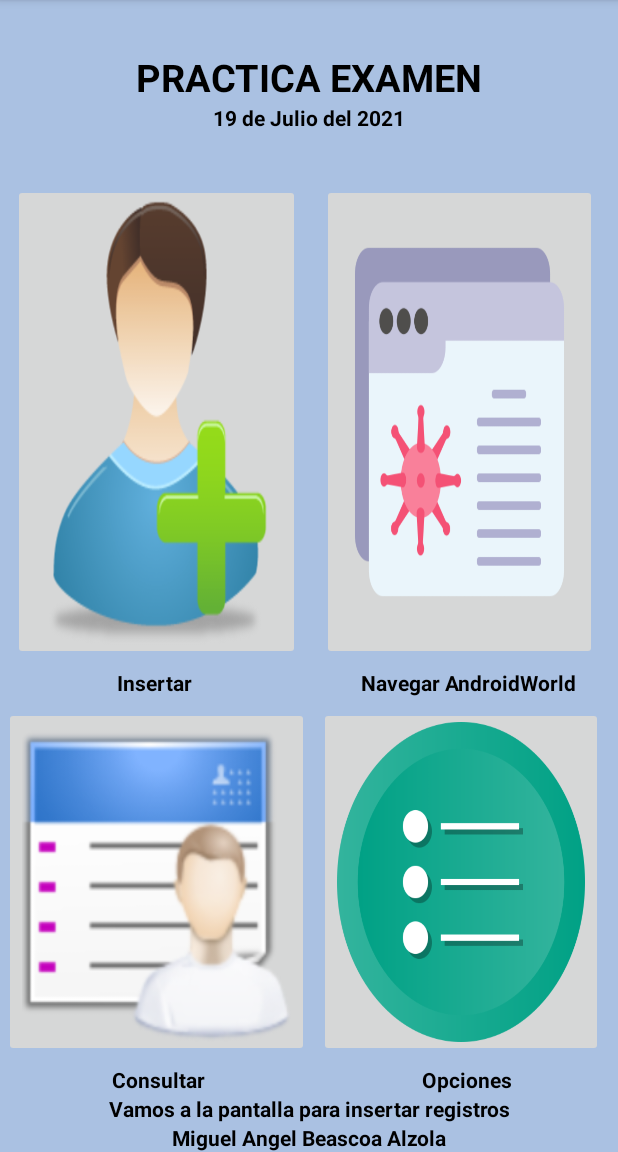
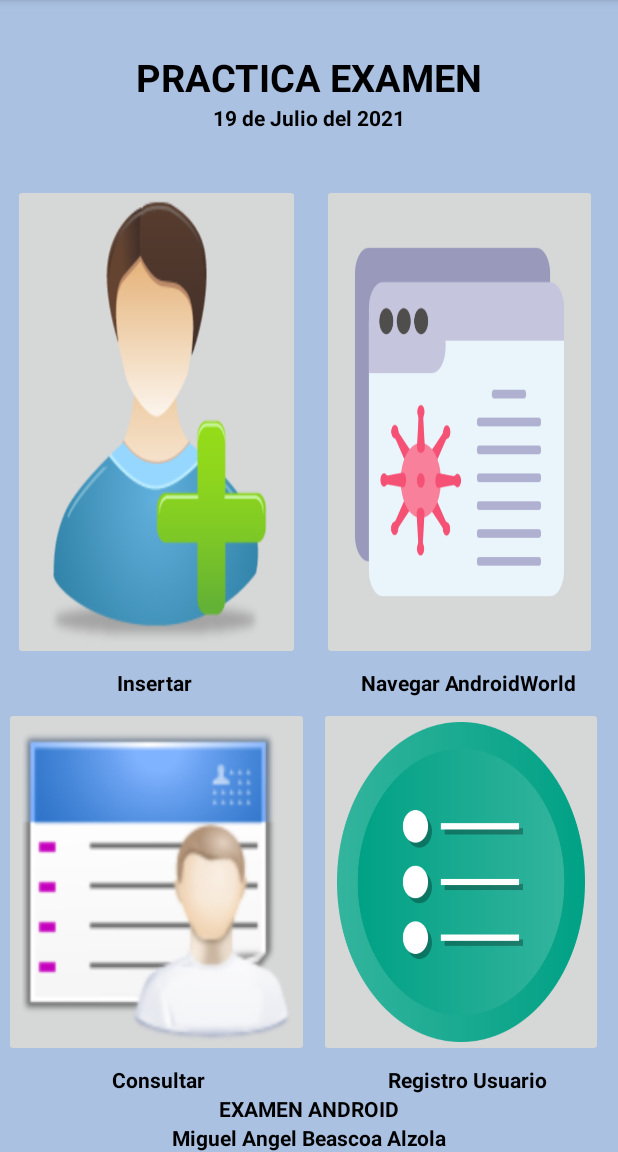
Before and after one commit to mbeascoa/EXAMEN53CRUDwebApiDepartamentosCore, an Android app: the screen it shows after launch (MainActivity), in the options menu, after a tap on "Navegar", on a phone screen of 412 x 824 dp, the part 84-1236 px from its top. Run offline under Robolectric (Android 15) with nearby library versions, the phone set to English and light mode, and no system bars; our stand-ins replace Firebase (no records; nobody signed in at launch, a user with empty details on screens opened directly).

Commit message:
incorporacion registro usuarios con Firebase

```diff
--- a/app/build.gradle
+++ b/app/build.gradle
@@ -1,5 +1,6 @@
 plugins {
     id 'com.android.application'
+    id 'com.google.gms.google-services'
 }
 
 android {
@@ -34,6 +35,7 @@ dependencies {
     implementation 'androidx.appcompat:appcompat:1.3.0'
     implementation 'com.google.android.material:material:1.4.0'
     implementation 'androidx.constraintlayout:constraintlayout:2.0.4'
+    implementation 'com.google.firebase:firebase-auth:19.2.0'
     testImplementation 'junit:junit:4.+'
     androidTestImplementation 'androidx.test.ext:junit:1.1.3'
     androidTestImplementation 'androidx.test.espresso:espresso-core:3.4.0'
--- a/app/src/main/AndroidManifest.xml
+++ b/app/src/main/AndroidManifest.xml
@@ -2,6 +2,7 @@
 <manifest xmlns:android="http://schemas.android.com/apk/res/android"
     package="com.example.a53crudwebapidepartamentoscore">
 
+    <uses-permission android:name="android.permission.INTERNET" />
     <uses-permission android:name="android.permission.INTERNET" />
 
     <application
@@ -11,7 +12,8 @@
         android:roundIcon="@mipmap/ic_launcher_round"
         android:supportsRtl="true"
         android:theme="@style/Theme.53CRUDwebApiDepartamentosCore">
-        <activity android:name=".Detalle_departamento"></activity>
+        <activity android:name=".SignUp_Registro"></activity>
+        <activity android:name=".Detalle_departamento" />
         <activity android:name=".Listado_registros" />
         <activity android:name=".Alta_registro" />
 
--- a/app/src/main/java/com/example/a53crudwebapidepartamentoscore/MainActivity.java
+++ b/app/src/main/java/com/example/a53crudwebapidepartamentoscore/MainActivity.java
@@ -20,7 +20,7 @@ import android.widget.ImageView;
 
 public class MainActivity extends AppCompatActivity {
 
-    ImageButton botonleer, botonalta;
+    ImageButton botonleer, botonalta, botonnavegar, botonregistro;
     TextView txtdatos;
 
     //01
@@ -31,42 +31,61 @@ public class MainActivity extends AppCompatActivity {
         this.txtdatos = (TextView) findViewById(R.id.txExamenAndroid);
         this.botonalta = (ImageButton) findViewById(R.id.button_topleft);
         this.botonleer = (ImageButton) findViewById(R.id.button_downleft);
+        this.botonnavegar= (ImageButton) findViewById(R.id.button_topright);
+        this.botonregistro=(ImageButton) findViewById(R.id.button_downright);
 
 
+        // gestionamos la accion del boton insertar
         this.botonalta.setOnClickListener(new OnClickListener()  {
             public void onClick(View v) {
             insertarRegistro();
     }
 
     });
+        //gestionamos la accion del boton leer
         this.botonleer.setOnClickListener(new OnClickListener()  {
             public void onClick(View v) {
                 leerRegistros();
             }
 
         });
+        // gestionamos el boton navegar
+        this.botonnavegar.setOnClickListener(new OnClickListener()  {
+            public void onClick(View v) {
+                navegar();
+            }
+
+        });
+
+        // gestionamos el registro del usuario
+        this.botonregistro.setOnClickListener(new OnClickListener()  {
+            public void onClick(View v) {
+                registrosingup();
+            }
+
+        });
+
 }
 
-
+    //03  insertamos un registro nuevo
     public void insertarRegistro (){
 
-        txtdatos.setText("Vamos a la pantalla para insertar registros");
         Intent i = new Intent(this, Alta_registro.class);
         startActivity(i);
     }
-    //03 método para leer los registros
+
+    //04 método para leer los registros
 
     public void leerRegistros (){
 
-        txtdatos.setText("Vamos a la pantalla para leer registros");
+
         Intent i = new Intent(this, Listado_registros.class);
         startActivity(i);
 
     }
 
 
-
-    // 04 método  para infrar el menu superior
+    // 06 método  para inflar el menu superior
 
     @Override
     public boolean onCreateOptionsMenu(Menu menu) {
@@ -75,7 +94,7 @@ public class MainActivity extends AppCompatActivity {
         return true;
     }
 
-    //05 método para gestionar el item seleccionado
+    //07 método para gestionar el item seleccionado
 
     @Override
     public boolean onOptionsItemSelected(MenuItem item) {
@@ -85,13 +104,13 @@ public class MainActivity extends AppCompatActivity {
 
         Intent accion;
 
-        if (id== R.id.item_consultar)
-        {
+        if (id == R.id.item_consultar) {
             leerRegistros();
-        }else if (id== R.id.item_alta_registro)
-        {
+        } else if (id == R.id.item_alta_registro) {
             insertarRegistro();
-        }else if (id== R.id.item_navegar)
+        } else if( id== R.id.item_signup){
+            registrosingup();
+         }else if (id== R.id.item_navegar)
         {
             accion = new Intent("android.intent.action.VIEW", Uri.parse("http://developer.android.com"));
             startActivity(accion);
@@ -101,13 +120,18 @@ public class MainActivity extends AppCompatActivity {
 
     }
 
-    //06 Método para navegar por internet
-    public void navegar (View view) {
+    //08 Método para navegar por internet
+    public void navegar () {
         Intent accion;
         accion = new Intent("android.intent.action.VIEW", Uri.parse("http://developer.android.com"));
         startActivity(accion);
     }
-
+  // 08 Método para SIGNUP del usuario de la aplicación
+    public void registrosingup() {
+        Intent accion;
+        accion = new Intent(this, SignUp_Registro.class);
+        startActivity(accion);
+    }
 
 
 }
--- /dev/null
+++ b/app/src/main/java/com/example/a53crudwebapidepartamentoscore/SignUp_Registro.java
@@ -0,0 +1,123 @@
+package com.example.a53crudwebapidepartamentoscore;
+
+import androidx.annotation.NonNull;
+import androidx.appcompat.app.AppCompatActivity;
+
+import android.app.ProgressDialog;
+import android.os.Bundle;
+import android.text.TextUtils;
+import android.view.View;
+import android.widget.Button;
+import android.widget.EditText;
+import android.widget.Toast;
+
+
+import com.google.android.gms.tasks.OnCompleteListener;
+import com.google.android.gms.tasks.Task;
+import com.google.firebase.auth.AuthResult;
+import com.google.firebase.auth.FirebaseAuth;
+import com.google.firebase.auth.FirebaseUser;
+
+
+import android.app.ProgressDialog;
+
+
+public class SignUp_Registro extends AppCompatActivity implements View.OnClickListener {
+
+    //defining view objects
+    private EditText TextEmail;
+    private EditText TextPassword;
+    private Button btnRegistrar;
+    private ProgressDialog progressDialog;
+
+
+    //Declaramos un objeto firebaseAuth
+    private FirebaseAuth firebaseAuth;
+
+    @Override
+    protected void onCreate(Bundle savedInstanceState) {
+        super.onCreate(savedInstanceState);
+        setContentView(R.layout.activity_sign_up_registro);
+
+        //inicializamos el objeto firebaseAuth
+        firebaseAuth = FirebaseAuth.getInstance();
+
+        //Referenciamos los views
+        TextEmail = (EditText) findViewById(R.id.TxtEmail);
+        TextPassword = (EditText) findViewById(R.id.TxtPassword);
+
+        btnRegistrar = (Button) findViewById(R.id.botonRegistrar);
+
+        progressDialog = new ProgressDialog(this);
+
+        //attaching listener to button
+        btnRegistrar.setOnClickListener(this);
+
+
+    }
+    /*
+    // 02 check current auth state
+    // When initializing your Activity, check to see if the user is currently signed in
+    @Override
+    public void onStart() {
+        super.onStart();
+        // Check if user is signed in (non-null) and update UI accordingly.
+        FirebaseUser currentUser = firebaseAuth.getCurrentUser();
+        updateUI(currentUser);
+    }
+
+     */
+
+    private void registrarUsuario(){
+
+        //Obtenemos el email y la contraseña desde las cajas de texto
+        String email = TextEmail.getText().toString().trim();
+        String password  = TextPassword.getText().toString().trim();
+
+        //Verificamos que las cajas de texto no estén vacías
+        if(TextUtils.isEmpty(email)){
+            Toast.makeText(this,"Se debe ingresar un email",Toast.LENGTH_LONG).show();
+            return;
+        }
+
+        if(TextUtils.isEmpty(password)){
+            Toast.makeText(this,"Falta ingresar la contraseña",Toast.LENGTH_LONG).show();
+            return;
+        }
+
+
+        progressDialog.setMessage("Realizando registro en linea...");
+        progressDialog.show();
+
+        //creating a new user
+        firebaseAuth.createUserWithEmailAndPassword(email, password)
+                .addOnCompleteListener(this, new OnCompleteListener<AuthResult>() {
+                    @Override
+                    public void onComplete(@NonNull Task<AuthResult> task) {
+                        //checking if success
+                        if(task.isSuccessful()){
+
+                            Toast.makeText(SignUp_Registro.this,"Se ha registrado el usuario con el email: "+ TextEmail.getText(),Toast.LENGTH_LONG).show();
+                        }else{
+
+                            Toast.makeText(SignUp_Registro.this,"No se pudo registrar el usuario ",Toast.LENGTH_LONG).show();
+                        }
+                        progressDialog.dismiss();
+                    }
+                });
+
+    }
+    // 07 para la acción de presionar el boton
+    @Override
+    public void onClick(View view) {
+        //Invocamos al método:
+        registrarUsuario();
+    }
+
+    //08 para regresar
+
+    public void cerrarVentana(View view) {
+          finish();
+      }
+
+}
--- a/app/src/main/res/layout/activity_main.xml
+++ b/app/src/main/res/layout/activity_main.xml
@@ -171,9 +171,9 @@
                     android:layout_width="fill_parent"
                     android:layout_height="wrap_content"
                     android:gravity="center"
-                    android:textStyle="bold"
+                    android:text="Registro Usuario"
                     android:textColor="#000000"
-                    android:text="Opciones"/>
+                    android:textStyle="bold" />
             </LinearLayout>
         </TableRow>
     </TableLayout>
--- a/app/src/main/res/menu/menu_navegacion.xml
+++ b/app/src/main/res/menu/menu_navegacion.xml
@@ -9,6 +9,9 @@
         android:id="@+id/item_alta_registro"
         android:title="Alta Registro" />
     <item
+        android:id="@+id/item_signup"
+        android:title="Registro SignUp" />
+    <item
         android:id="@+id/item_navegar"
         android:title="Navegar" />
 </menu>
--- a/build.gradle
+++ b/build.gradle
@@ -6,6 +6,7 @@ buildscript {
     }
     dependencies {
         classpath "com.android.tools.build:gradle:4.1.1"
+        classpath 'com.google.gms:google-services:4.3.3'
 
         // NOTE: Do not place your application dependencies here; they belong
         // in the individual module build.gradle files
```
Also changed, not shown: app/src/main/java/com/example/a53crudwebapidepartamentoscore/Listado_registros.java (+5 -5 lines), app/src/main/res/layout/activity_sign_up_registro.xml (added, +70 -0 lines).
